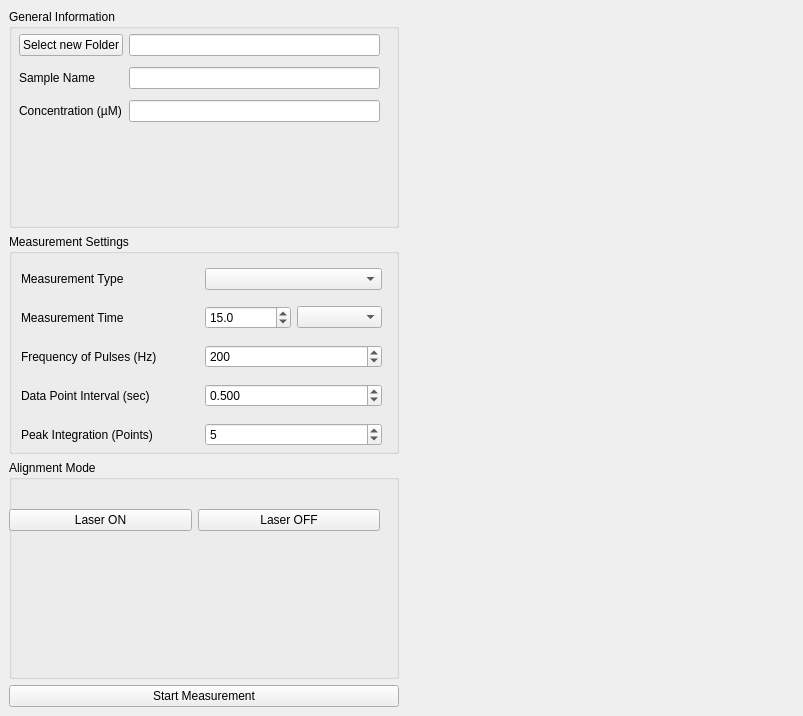
The window that Python/Arduino interface/arduino_GUI_design.ui (nanophotonics/optofluidics) describes before a commit, drawn with Qt 5.
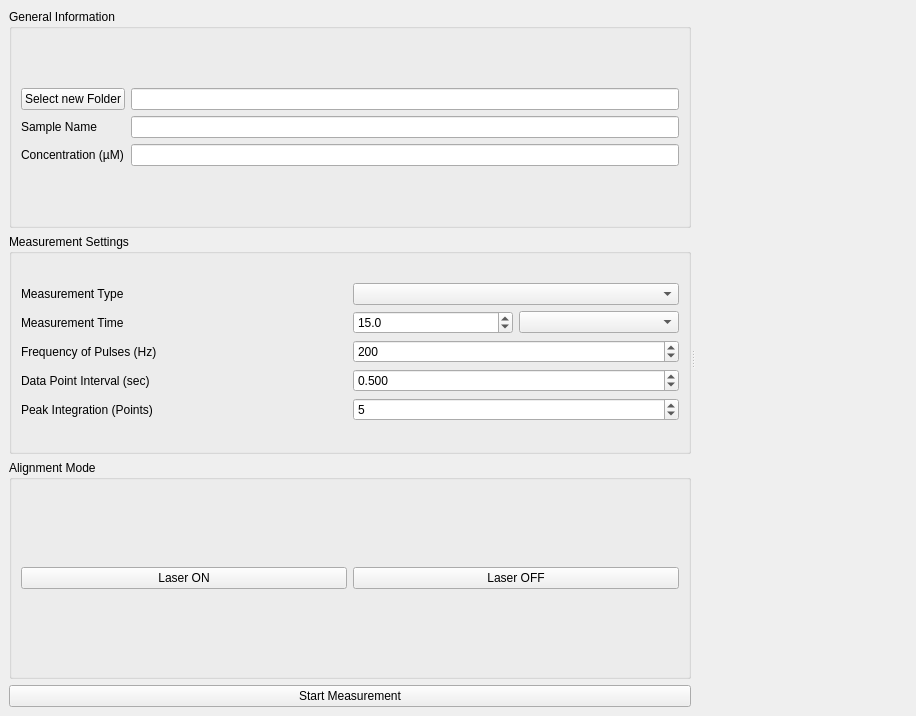
The same window after the commit.

Commit message: Connecting Gui to arduino

The edit to the form file:
```diff
--- a/Python/Arduino interface/arduino_GUI_design.ui
+++ b/Python/Arduino interface/arduino_GUI_design.ui
@@ -6,7 +6,7 @@
    <rect>
     <x>0</x>
     <y>0</y>
-    <width>803</width>
+    <width>916</width>
     <height>716</height>
    </rect>
   </property>
@@ -16,32 +16,19 @@
   <widget class="QWidget" name="centralwidget">
    <layout class="QHBoxLayout" name="horizontalLayout">
     <item>
-     <layout class="QGridLayout" name="gridLayout">
-      <item row="0" column="2">
-       <widget class="QWidget" name="SignalPlotWidget" native="true">
-        <property name="minimumSize">
-         <size>
-          <width>100</width>
-          <height>0</height>
-         </size>
-        </property>
-        <zorder>verticalLayoutWidget</zorder>
-       </widget>
-      </item>
-      <item row="0" column="0">
+     <widget class="QSplitter" name="splitter">
+      <property name="orientation">
+       <enum>Qt::Horizontal</enum>
+      </property>
+      <widget class="QWidget" name="verticalLayoutWidget">
+       <layout class="QVBoxLayout" name="verticalLayout_5">
+        <item>
        <widget class="QGroupBox" name="groupBox">
         <property name="title">
          <string>General Information</string>
         </property>
-        <widget class="QWidget" name="gridLayoutWidget_3">
-         <property name="geometry">
-          <rect>
-           <x>10</x>
-           <y>20</y>
-           <width>361</width>
-           <height>101</height>
-          </rect>
-         </property>
+          <layout class="QVBoxLayout" name="verticalLayout_2">
+           <item>
          <layout class="QGridLayout" name="gridLayout_4">
           <item row="1" column="1">
            <widget class="QLineEdit" name="SampleNameLineEdit"/>
@@ -74,65 +61,17 @@
            </widget>
           </item>
          </layout>
-        </widget>
-        <zorder>SelectNewFolderPushButton</zorder>
-        <zorder>gridLayoutWidget_3</zorder>
-       </widget>
-      </item>
-      <item row="3" column="0">
-       <widget class="QPushButton" name="StartMeasurementPushButton">
-        <property name="text">
-         <string>Start Measurement</string>
-        </property>
-       </widget>
-      </item>
-      <item row="2" column="0">
-       <widget class="QGroupBox" name="groupBox_3">
-        <property name="title">
-         <string>Alignment Mode</string>
-        </property>
-        <widget class="QWidget" name="horizontalLayoutWidget">
-         <property name="geometry">
-          <rect>
-           <x>0</x>
-           <y>20</y>
-           <width>371</width>
-           <height>80</height>
-          </rect>
-         </property>
-         <layout class="QHBoxLayout" name="horizontalLayout_2">
-          <item>
-           <widget class="QPushButton" name="LaserOnPushButton">
-            <property name="text">
-             <string>Laser ON</string>
-            </property>
-           </widget>
-          </item>
-          <item>
-           <widget class="QPushButton" name="LaserOffPushButton">
-            <property name="text">
-             <string>Laser OFF</string>
-            </property>
-           </widget>
           </item>
          </layout>
         </widget>
-       </widget>
-      </item>
-      <item row="1" column="0">
+        </item>
+        <item>
        <widget class="QGroupBox" name="groupBox_2">
         <property name="title">
          <string>Measurement Settings</string>
         </property>
-        <widget class="QWidget" name="gridLayoutWidget_2">
-         <property name="geometry">
-          <rect>
-           <x>12</x>
-           <y>24</y>
-           <width>361</width>
-           <height>201</height>
-          </rect>
-         </property>
+          <layout class="QVBoxLayout" name="verticalLayout_3">
+           <item>
          <layout class="QGridLayout" name="gridLayout_3">
           <item row="3" column="0">
            <widget class="QLabel" name="label_7">
@@ -247,10 +186,67 @@
            </widget>
           </item>
          </layout>
-        </widget>
-       </widget>
-      </item>
-     </layout>
+           </item>
+          </layout>
+         </widget>
+        </item>
+        <item>
+         <widget class="QGroupBox" name="groupBox_3">
+          <property name="title">
+           <string>Alignment Mode</string>
+          </property>
+          <layout class="QVBoxLayout" name="verticalLayout_4">
+           <item>
+            <layout class="QHBoxLayout" name="horizontalLayout_2">
+             <item>
+              <widget class="QPushButton" name="LaserOnPushButton">
+               <property name="sizePolicy">
+                <sizepolicy hsizetype="Minimum" vsizetype="Fixed">
+                 <horstretch>0</horstretch>
+                 <verstretch>0</verstretch>
+                </sizepolicy>
+               </property>
+               <property name="text">
+                <string>Laser ON</string>
+               </property>
+              </widget>
+             </item>
+             <item>
+              <widget class="QPushButton" name="LaserOffPushButton">
+               <property name="text">
+                <string>Laser OFF</string>
+               </property>
+              </widget>
+             </item>
+            </layout>
+           </item>
+          </layout>
+         </widget>
+        </item>
+        <item>
+         <widget class="QPushButton" name="StartMeasurementPushButton">
+          <property name="text">
+           <string>Start Measurement</string>
+          </property>
+         </widget>
+        </item>
+       </layout>
+      </widget>
+      <widget class="QWidget" name="verticalLayoutWidget_3">
+       <layout class="QVBoxLayout" name="PlotVerticalLayout">
+        <item>
+         <widget class="QWidget" name="SignalPlotWidget" native="true">
+          <property name="minimumSize">
+           <size>
+            <width>100</width>
+            <height>0</height>
+           </size>
+          </property>
+         </widget>
+        </item>
+       </layout>
+      </widget>
+     </widget>
     </item>
    </layout>
   </widget>
```
Lines whose indentation alone changed are shown as unchanged. The commit also changes 5 other files.
